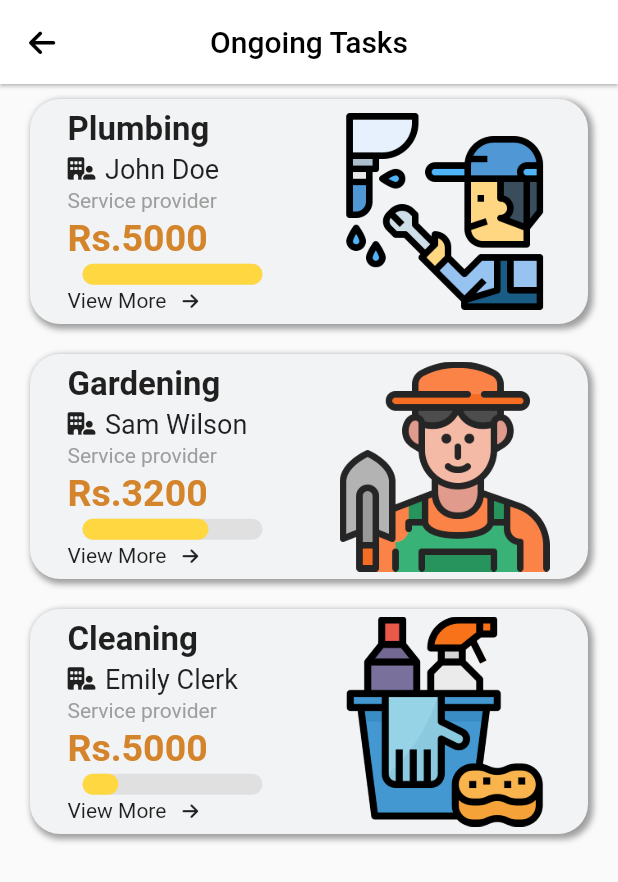
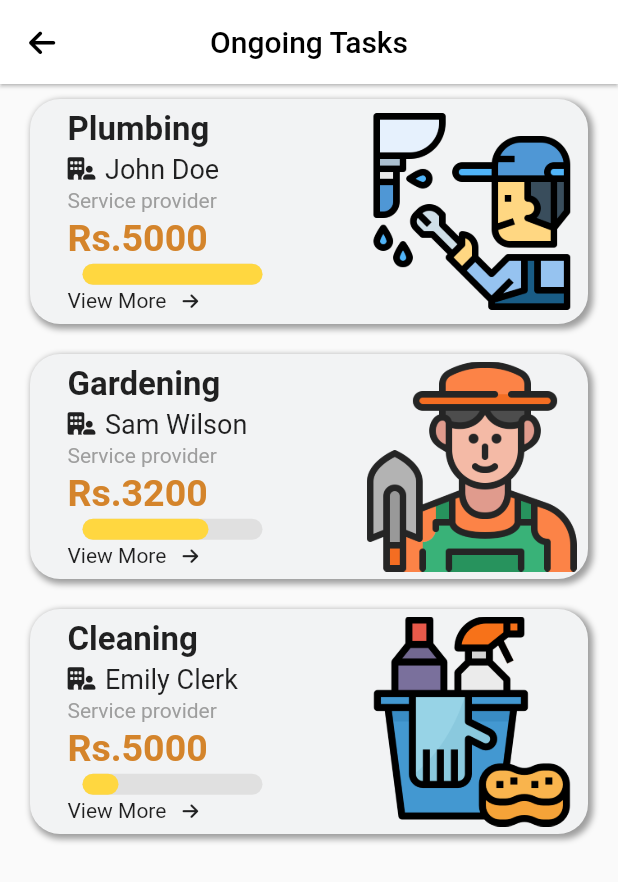
Before and after one commit to malindupasan/HirePro, a Flutter app: the OngoingScreen screen opened by its route, on a phone screen of 412 x 824 dp. Shown: the top 882 px of the screen. Run offline on Flutter 3.47's test engine with Material 2 defaults, Android fonts, the phone set to English and light mode, and no system bars; drawn by our look-alikes of percent_indicator; our stand-ins replace card_swiper, file_picker, firebase_core, firebase_storage, flutter_rating_bar, font_awesome_flutter and 12 more; missing offline and left inert: emailjs, flutter_gif, flutter_google_places_hoc081098, google_api_headers, workmanager; accounts and stored records are empty.

Commit message:
errors fixed

```diff
--- a/frontend/hirepro/lib/widgets/TaskCardOngoing.dart
+++ b/frontend/hirepro/lib/widgets/TaskCardOngoing.dart
@@ -10,7 +10,8 @@ class TaskCardOngoing extends StatefulWidget {
   late double price;
   late String image;
   late double progress;
-  TaskCardOngoing(this.serviceProvider, this.jobType, this.price, this.image,this.progress);
+  TaskCardOngoing(this.serviceProvider, this.jobType, this.price, this.image,
+      this.progress);
 
   @override
   State<TaskCardOngoing> createState() => _TaskCardOngoingState();
@@ -20,9 +21,23 @@ class _TaskCardOngoingState extends State<TaskCardOngoing> {
   @override
   Widget build(BuildContext context) {
     return Container(
-      padding: EdgeInsets.all(5),
+      padding: const EdgeInsets.all(5),
+      height: 150,
+      margin: const EdgeInsets.symmetric(horizontal: 20, vertical: 10),
+      decoration: BoxDecoration(
+          borderRadius: BorderRadius.circular(20),
+          color: kMainGrey,
+          boxShadow: const [
+            BoxShadow(
+              color: Colors.grey,
+              blurRadius: 3.0,
+              spreadRadius: 1.0,
+              offset: Offset(2.0, 2.0),
+            ),
+          ]),
       child: Row(children: [
         Expanded(
+            flex: 3,
             child: Padding(
               padding: const EdgeInsets.symmetric(horizontal: 20),
               child: Column(
@@ -31,20 +46,21 @@ class _TaskCardOngoingState extends State<TaskCardOngoing> {
                   children: [
                     Text(
                       widget.jobType,
-                  style: TextStyle(fontSize: 22, fontWeight: FontWeight.bold),
+                      style: const TextStyle(
+                          fontSize: 22, fontWeight: FontWeight.bold),
                     ),
                     Row(
                       children: [
-                    Icon(
+                        const Icon(
                           FontAwesomeIcons.buildingUser,
                           size: 15,
                         ),
-                    SizedBox(
+                        const SizedBox(
                           width: 10,
                         ),
                         Text(
                           widget.serviceProvider,
-                      style: TextStyle(
+                          style: const TextStyle(
                             overflow: TextOverflow.ellipsis,
                             fontSize: 18,
                             fontWeight: FontWeight.w400,
@@ -52,7 +68,7 @@ class _TaskCardOngoingState extends State<TaskCardOngoing> {
                         ),
                       ],
                     ),
-                Text(
+                    const Text(
                       'Service provider',
                       style: TextStyle(color: Colors.grey),
                     ),
@@ -63,7 +79,7 @@ class _TaskCardOngoingState extends State<TaskCardOngoing> {
                           color: kMainYellow,
                           fontWeight: FontWeight.bold),
                     ),
-                new LinearPercentIndicator(
+                    LinearPercentIndicator(
                       barRadius: Radius.circular(10),
                       width: 140.0,
                       lineHeight: 14.0,
@@ -71,7 +87,7 @@ class _TaskCardOngoingState extends State<TaskCardOngoing> {
                       backgroundColor: Colors.grey[300],
                       progressColor: Colors.amberAccent,
                     ),
-                Row(
+                    const Row(
                       mainAxisAlignment: MainAxisAlignment.start,
                       children: [
                         Text(
@@ -83,20 +99,7 @@ class _TaskCardOngoingState extends State<TaskCardOngoing> {
                     )
                   ]),
             )),
-        Expanded(child: Image.asset(widget.image))
-      ]),
-      height: 150,
-      margin: EdgeInsets.symmetric(horizontal: 20, vertical: 10),
-      decoration: BoxDecoration(
-          borderRadius: BorderRadius.circular(20),
-          color: kMainGrey,
-          boxShadow: [
-            BoxShadow(
-              color: Colors.grey,
-              blurRadius: 3.0,
-              spreadRadius: 1.0,
-              offset: Offset(2.0, 2.0),
-            ),
+        Expanded(flex: 2, child: Image.asset(widget.image))
       ]),
     );
   }
```
Lines whose indentation alone changed are shown as unchanged.
